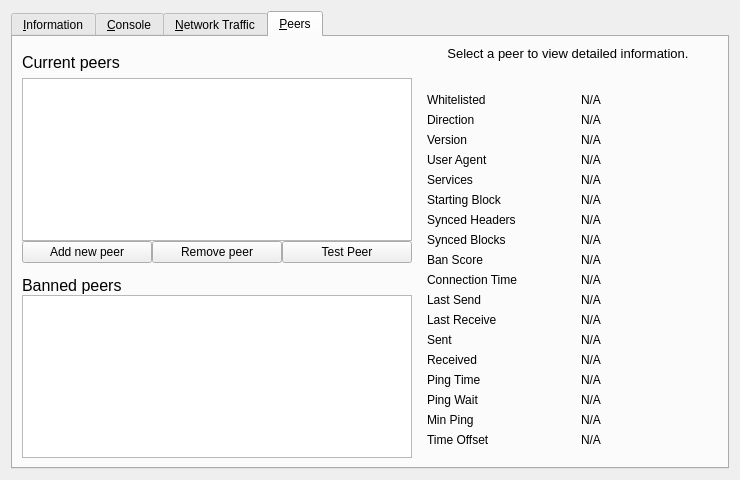
Old version of the form src/qt/forms/debugwindow.ui in the repository DiablosMalice/dogecoin-1.
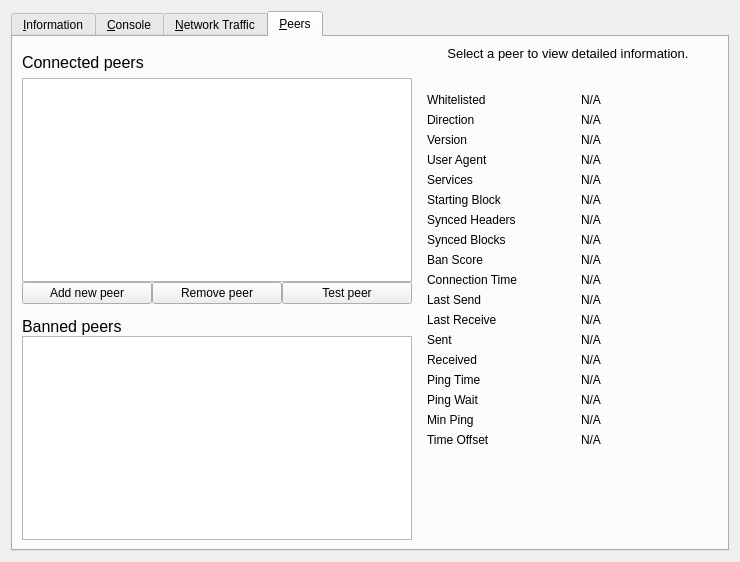
New version of the form. The open tabs and pages were chosen to show the change. Icons and pictures are not drawn. Custom widgets are drawn as their Qt base class.

Commit message: Added separate thread for peer dialogs to run RPC commands

The edit to the form file:
```diff
--- a/src/qt/forms/debugwindow.ui
+++ b/src/qt/forms/debugwindow.ui
@@ -7,7 +7,7 @@
     <x>0</x>
     <y>0</y>
     <width>740</width>
-    <height>430</height>
+    <height>562</height>
    </rect>
   </property>
   <property name="windowTitle">
@@ -877,7 +877,7 @@
             <cursorShape>IBeamCursor</cursorShape>
            </property>
            <property name="text">
-            <string>Current peers</string>
+            <string>Connected peers</string>
            </property>
           </widget>
          </item>
@@ -931,7 +931,7 @@
               <cursorShape>PointingHandCursor</cursorShape>
              </property>
              <property name="text">
-              <string>Test Peer</string>
+              <string>Test peer</string>
              </property>
             </widget>
            </item>
```
Left out of the diff: 2 changed lines with no effect on the pictures. Lines whose indentation alone changed are shown as unchanged. The commit also changes 3 other files.
